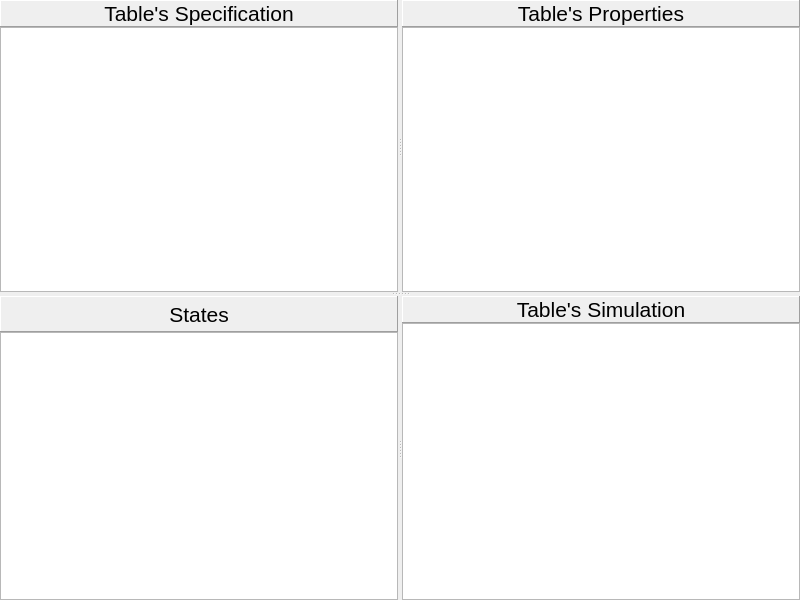
Old version of the form Qt/TuringsMachineSimulator/machinesimulation.ui in the repository fabioalves98/TuringsMachineGenerator.
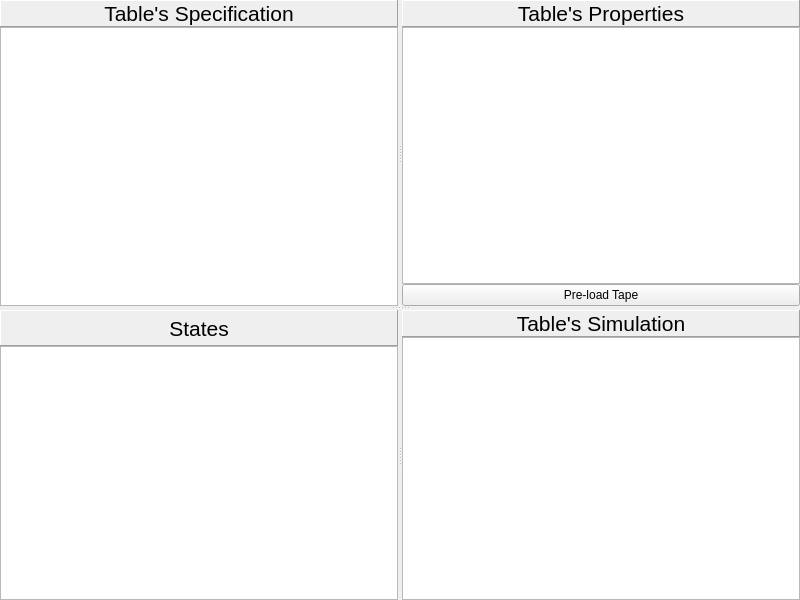
New version of the form.

Commit message: Ability to preload a custom tape into simulation added

The edit to the form file:
```diff
--- a/Qt/TuringsMachineSimulator/machinesimulation.ui
+++ b/Qt/TuringsMachineSimulator/machinesimulation.ui
@@ -105,6 +105,13 @@
          <item>
           <widget class="QListWidget" name="propList"/>
          </item>
+         <item>
+          <widget class="QPushButton" name="loadTapeBt">
+           <property name="text">
+            <string>Pre-load Tape</string>
+           </property>
+          </widget>
+         </item>
         </layout>
        </widget>
       </widget>
```
The commit also changes 24 other files.
